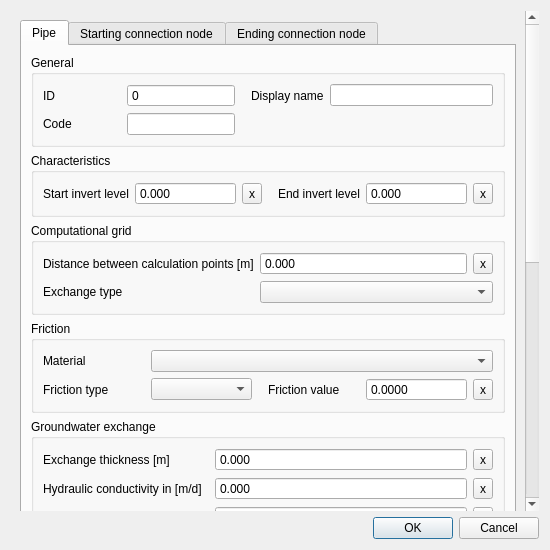
This is threedi_schematisation_editor/forms/ui/pipe.ui in nens/threedi-schematisation-editor as Qt 5 draws it before an edit. The edited form follows.
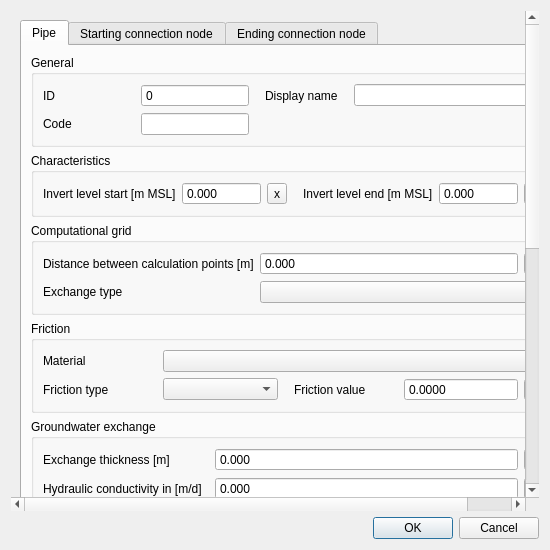
This is the edited form.

What changed in the file:
```diff
--- a/threedi_schematisation_editor/forms/ui/pipe.ui
+++ b/threedi_schematisation_editor/forms/ui/pipe.ui
@@ -467,7 +467,7 @@
                  <set>Qt::ImhNone</set>
                 </property>
                 <property name="text">
-                 <string>End invert level</string>
+                 <string>Invert level end [m MSL]</string>
                 </property>
                 <property name="alignment">
                  <set>Qt::AlignLeading|Qt::AlignLeft|Qt::AlignVCenter</set>
@@ -523,7 +523,7 @@
                  <set>Qt::ImhNone</set>
                 </property>
                 <property name="text">
-                 <string>Start invert level</string>
+                 <string>Invert level start [m MSL]</string>
                 </property>
                 <property name="alignment">
                  <set>Qt::AlignLeading|Qt::AlignLeft|Qt::AlignVCenter</set>
```
